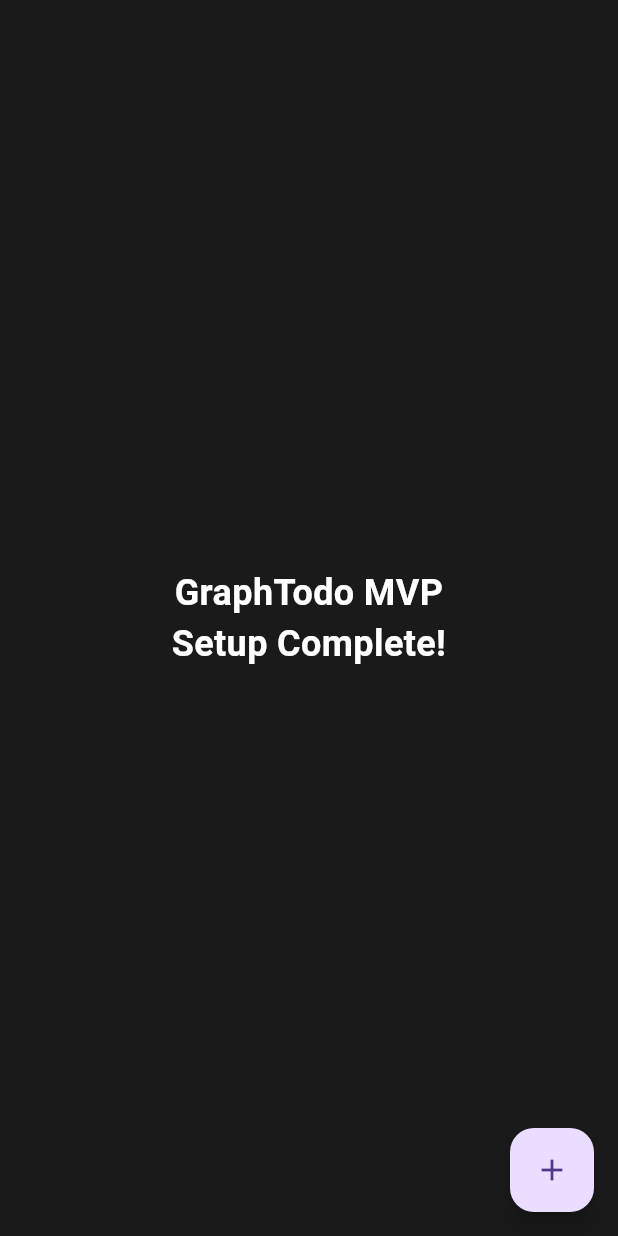
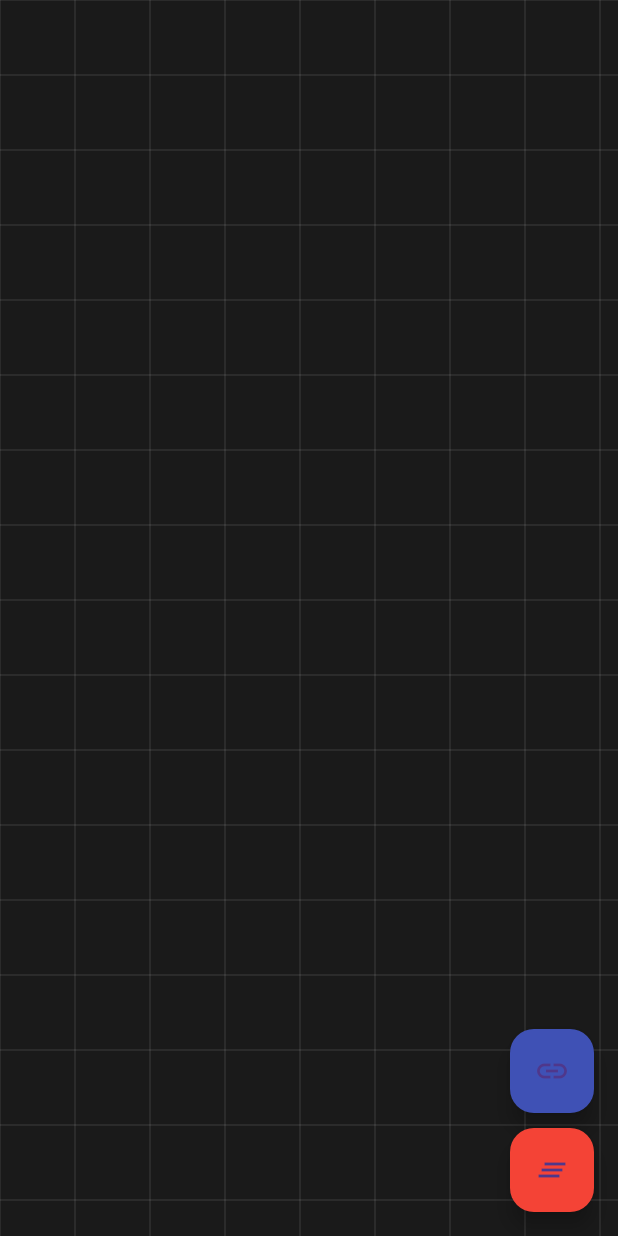
Before and after one commit to Telomelonia/graph_todo, a Flutter app: the screen it shows after launch, on a phone screen of 412 x 824 dp. Run offline on Flutter 3.47's test engine with Material 3 defaults, Android fonts, the phone set to English and light mode, and no system bars.

Commit message:
node and connector added with logic of connection

```diff
--- a/lib/main.dart
+++ b/lib/main.dart
@@ -1,4 +1,8 @@
 import 'package:flutter/material.dart';
+import 'package:provider/provider.dart';
+import 'providers/canvas_provider.dart';
+import 'widgets/todo_node_widget.dart';
+import 'widgets/connection_painter.dart';
 
 void main() {
   runApp(const GraphTodoApp());
@@ -15,7 +19,10 @@ class GraphTodoApp extends StatelessWidget {
         primarySwatch: Colors.indigo,
         useMaterial3: true,
       ),
-      home: const HomePage(),
+      home: ChangeNotifierProvider(
+        create: (context) => CanvasProvider(),
+        child: const HomePage(),
+      ),
       debugShowCheckedModeBanner: false,
     );
   }
@@ -27,24 +34,188 @@ class HomePage extends StatelessWidget {
   @override
   Widget build(BuildContext context) {
     return Scaffold(
-      backgroundColor: const Color(0xFF1A1A1A), // Dark background
-      body: const Center(
-        child: Text(
-          'GraphTodo MVP\nSetup Complete!',
-          textAlign: TextAlign.center,
-          style: TextStyle(
-            color: Colors.white,
-            fontSize: 24,
-            fontWeight: FontWeight.bold,
-          ),
-        ),
-      ),
-      floatingActionButton: FloatingActionButton(
-        onPressed: () {
-          // We'll add functionality here next
+      backgroundColor: const Color(0xFF1A1A1A),
+      body: const CanvasWidget(),
+      floatingActionButton: Consumer<CanvasProvider>(
+        builder: (context, provider, child) {
+          return Column(
+            mainAxisSize: MainAxisSize.min,
+            children: [
+              FloatingActionButton(
+                heroTag: "connect",
+                onPressed: provider.toggleConnectMode,
+                backgroundColor: provider.isConnectMode
+                    ? Colors.yellow
+                    : Colors.indigo,
+                child: Icon(
+                  provider.isConnectMode
+                      ? Icons.close
+                      : Icons.link,
+                ),
+              ),
+              const SizedBox(height: 10),
+              FloatingActionButton(
+                heroTag: "clear",
+                onPressed: () {
+                  showDialog(
+                    context: context,
+                    builder: (context) => AlertDialog(
+                      title: const Text('Clear Canvas'),
+                      content: const Text('Remove all nodes and connections?'),
+                      actions: [
+                        TextButton(
+                          onPressed: () => Navigator.pop(context),
+                          child: const Text('Cancel'),
+                        ),
+                        TextButton(
+                          onPressed: () {
+                            provider.clearCanvas();
+                            Navigator.pop(context);
+                          },
+                          child: const Text('Clear'),
+                        ),
+                      ],
+                    ),
+                  );
+                },
+                backgroundColor: Colors.red,
+                child: const Icon(Icons.clear_all),
+              ),
+            ],
+          );
         },
-        child: const Icon(Icons.add),
       ),
     );
   }
 }
+
+class CanvasWidget extends StatelessWidget {
+  const CanvasWidget({super.key});
+
+  @override
+  Widget build(BuildContext context) {
+    return Consumer<CanvasProvider>(
+      builder: (context, provider, child) {
+        return GestureDetector(
+          onTapUp: (details) {
+            // Only create new node if not in connect mode and not tapping on existing node
+            if (!provider.isConnectMode) {
+              final canvasPosition = provider.screenToCanvas(details.localPosition);
+
+              // Check if tap is on any existing node
+              bool tappedOnNode = false;
+              for (final node in provider.nodes) {
+                final distance = (node.position - canvasPosition).distance;
+                if (distance <= node.size / 2) {
+                  tappedOnNode = true;
+                  break;
+                }
+              }
+
+              // Create new node if not tapping on existing node
+              if (!tappedOnNode) {
+                provider.addNode(canvasPosition);
+              }
+            }
+          },
+          onPanUpdate: (details) {
+            // Pan the canvas if no node is being dragged
+            if (provider.draggedNode == null) {
+              provider.updatePanOffset(details.delta);
+            }
+          },
+          child: Stack(
+            children: [
+              // Background grid (optional)
+              CustomPaint(
+                painter: GridPainter(
+                  scale: provider.scale,
+                  panOffset: provider.panOffset,
+                ),
+                size: Size.infinite,
+              ),
+
+              // Connections layer
+              CustomPaint(
+                painter: ConnectionPainter(
+                  connections: provider.connections,
+                  nodes: provider.nodes,
+                  scale: provider.scale,
+                  panOffset: provider.panOffset,
+                ),
+                size: Size.infinite,
+              ),
+
+              // Nodes layer
+              ...provider.nodes.map(
+                    (node) => TodoNodeWidget(node: node),
+              ),
+
+              // Connection mode indicator
+              if (provider.isConnectMode)
+                Positioned(
+                  top: 50,
+                  left: 20,
+                  child: Container(
+                    padding: const EdgeInsets.all(16),
+                    decoration: BoxDecoration(
+                      color: Colors.yellow.withOpacity(0.9),
+                      borderRadius: BorderRadius.circular(8),
+                    ),
+                    child: Text(
+                      provider.selectedNodeForConnection == null
+                          ? 'Select first node to connect'
+                          : 'Select second node to connect',
+                      style: const TextStyle(
+                        color: Colors.black,
+                        fontWeight: FontWeight.bold,
+                      ),
+                    ),
+                  ),
+                ),
+            ],
+          ),
+        );
+      },
+    );
+  }
+}
+
+class GridPainter extends CustomPainter {
+  final double scale;
+  final Offset panOffset;
+
+  GridPainter({required this.scale, required this.panOffset});
+
+  @override
+  void paint(Canvas canvas, Size size) {
+    const gridSize = 50.0;
+    final paint = Paint()
+      ..color = Colors.white.withOpacity(0.1)
+      ..strokeWidth = 1.0;
+
+    // Only draw grid if scale is reasonable
+    if (scale < 0.3) return;
+
+    final scaledGridSize = gridSize * scale;
+
+    // Calculate visible area
+    final startX = (-panOffset.dx % scaledGridSize);
+    final startY = (-panOffset.dy % scaledGridSize);
+
+    // Draw vertical lines
+    for (double x = startX; x < size.width; x += scaledGridSize) {
+      canvas.drawLine(Offset(x, 0), Offset(x, size.height), paint);
+    }
+
+    // Draw horizontal lines
+    for (double y = startY; y < size.height; y += scaledGridSize) {
+      canvas.drawLine(Offset(0, y), Offset(size.width, y), paint);
+    }
+  }
+
+  @override
+  bool shouldRepaint(GridPainter oldDelegate) {
+    return scale != oldDelegate.scale || panOffset != oldDelegate.panOffset;
+  }
+}
```
Also changed, not shown: lib/widgets/connection_painter.dart (added, +136 -0 lines), lib/widgets/todo_node_widget.dart (added, +262 -0 lines).
